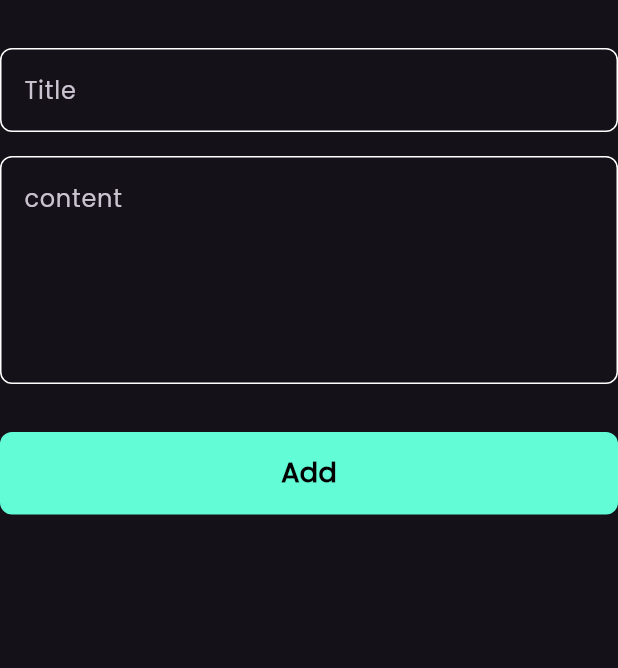
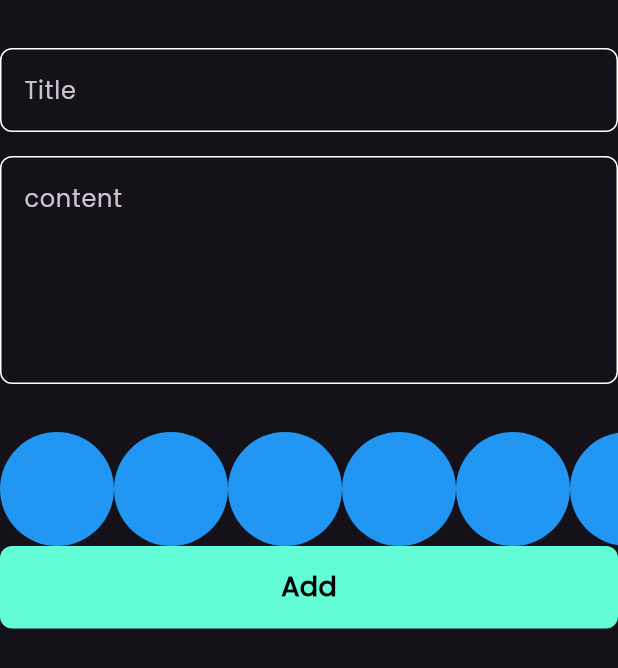
Before and after one commit to Yousef-Al-Zeer/note_app, a Flutter app: the AddNoteForm widget shown alone on an empty page, opened directly, on a phone screen of 412 x 824 dp. Shown: the top 668 px of the screen. Run offline on Flutter 3.47's test engine with Material 3 defaults, Android fonts, the phone set to English and light mode, and no system bars; our stand-ins replace bloc, flutter_bloc, font_awesome_flutter, hive, hive_flutter, modal_progress_hud_nsn; accounts and stored records are empty.

Commit message:
create colors list view part 1

```diff
--- a/lib/views/widgets/add_note_form.dart
+++ b/lib/views/widgets/add_note_form.dart
@@ -4,6 +4,7 @@ import 'package:flutter_bloc/flutter_bloc.dart';
 import 'package:intl/intl.dart';
 import 'package:note_app/cubits/add_note_cubit/add_note_cubit.dart';
 import 'package:note_app/models/note_model.dart';
+import 'package:note_app/views/widgets/colors_list_view.dart';
 import 'package:note_app/views/widgets/custom_button.dart';
 import 'package:note_app/views/widgets/custom_text_field.dart';
 
@@ -52,6 +53,7 @@ class _AddNoteFormState extends State<AddNoteForm> {
           SizedBox(
             height: 32,
           ),
+          ColorListView(),
           BlocBuilder<AddNoteCubit, AddNoteState>(
             builder: (context, state) {
               return CustomButton(
--- /dev/null
+++ b/lib/views/widgets/colors_list_view.dart
@@ -0,0 +1,31 @@
+import 'package:flutter/material.dart';
+
+class ColorItem extends StatelessWidget {
+  const ColorItem({super.key});
+
+  @override
+  Widget build(BuildContext context) {
+    return CircleAvatar(
+      backgroundColor: Colors.blue,
+      radius: 38,
+    );
+  }
+}
+
+class ColorListView extends StatelessWidget {
+  const ColorListView({super.key});
+
+  @override
+  Widget build(BuildContext context) {
+    return SizedBox(
+      height: 38 * 2,
+      child: ListView.builder(
+        itemCount: 10,
+        scrollDirection: Axis.horizontal,
+        itemBuilder: (context, index) {
+          return ColorItem();
+        },
+      ),
+    );
+  }
+}
```
